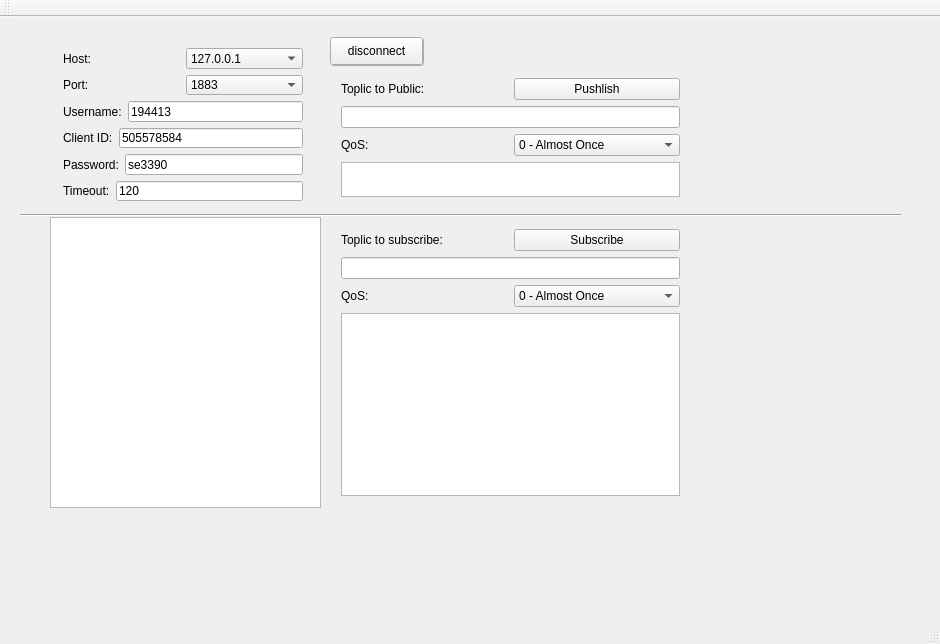
This is mainwindow.ui in sqbbingo/Qt-for-mqtt as Qt 5 draws it before an edit. The edited form follows.
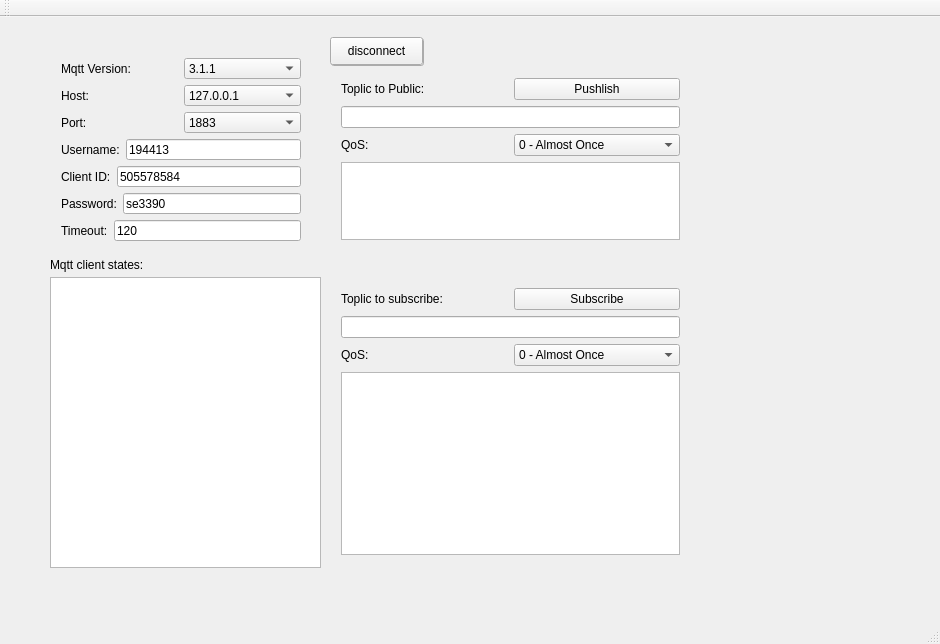
This is the edited form.

Commit message: 增加mqtt版本设置及host、port输入

```diff
--- a/mainwindow.ui
+++ b/mainwindow.ui
@@ -44,35 +44,195 @@
     <property name="geometry">
      <rect>
       <x>50</x>
-      <y>200</y>
+      <y>260</y>
       <width>271</width>
       <height>291</height>
      </rect>
     </property>
    </widget>
-   <widget class="Line" name="line">
+   <widget class="QWidget" name="layoutWidget">
     <property name="geometry">
      <rect>
-      <x>20</x>
-      <y>190</y>
-      <width>881</width>
+      <x>330</x>
+      <y>50</y>
+      <width>361</width>
+      <height>184</height>
+     </rect>
+    </property>
+    <layout class="QVBoxLayout" name="Public_verticalLayout">
+     <item>
+      <layout class="QHBoxLayout" name="horizontalLayout_8">
+       <item>
+        <widget class="QLabel" name="label_7">
+         <property name="text">
+          <string>Toplic to Public:</string>
+         </property>
+        </widget>
+       </item>
+       <item>
+        <widget class="QPushButton" name="Pushlish_pushButton">
+         <property name="focusPolicy">
+          <enum>Qt::StrongFocus</enum>
+         </property>
+         <property name="text">
+          <string>Pushlish</string>
+         </property>
+        </widget>
+       </item>
+      </layout>
+     </item>
+     <item>
+      <widget class="QLineEdit" name="Toplic_public_lineEdit"/>
+     </item>
+     <item>
+      <layout class="QHBoxLayout" name="horizontalLayout_7">
+       <item>
+        <widget class="QLabel" name="label_8">
+         <property name="text">
+          <string>QoS:</string>
+         </property>
+        </widget>
+       </item>
+       <item>
+        <widget class="QComboBox" name="Public_Qos">
+         <item>
+          <property name="text">
+           <string>0 - Almost Once</string>
+          </property>
+         </item>
+         <item>
+          <property name="text">
+           <string>1 - Atleast Once</string>
+          </property>
+         </item>
+         <item>
+          <property name="text">
+           <string>2 - Exactly Once</string>
+          </property>
+         </item>
+        </widget>
+       </item>
+      </layout>
+     </item>
+     <item>
+      <widget class="QTextEdit" name="Public_message_textEdit"/>
+     </item>
+    </layout>
+   </widget>
+   <widget class="QWidget" name="layoutWidget">
+    <property name="geometry">
+     <rect>
+      <x>330</x>
+      <y>260</y>
+      <width>361</width>
+      <height>289</height>
+     </rect>
+    </property>
+    <layout class="QVBoxLayout" name="Subscribe_verticalLayout">
+     <item>
+      <layout class="QHBoxLayout" name="horizontalLayout_9">
+       <item>
+        <widget class="QLabel" name="label_9">
+         <property name="text">
+          <string>Toplic to subscribe:</string>
+         </property>
+        </widget>
+       </item>
+       <item>
+        <widget class="QPushButton" name="Subscribe_pushButton">
+         <property name="text">
+          <string>Subscribe</string>
+         </property>
+        </widget>
+       </item>
+      </layout>
+     </item>
+     <item>
+      <widget class="QLineEdit" name="Subscribe_lineEdit"/>
+     </item>
+     <item>
+      <layout class="QHBoxLayout" name="horizontalLayout_10">
+       <item>
+        <widget class="QLabel" name="label_10">
+         <property name="text">
+          <string>QoS:</string>
+         </property>
+        </widget>
+       </item>
+       <item>
+        <widget class="QComboBox" name="Subscribe_Qos">
+         <item>
+          <property name="text">
+           <string>0 - Almost Once</string>
+          </property>
+         </item>
+         <item>
+          <property name="text">
+           <string>1 - Atleast Once</string>
+          </property>
+         </item>
+         <item>
+          <property name="text">
+           <string>2 - Exactly Once</string>
+          </property>
+         </item>
+        </widget>
+       </item>
+      </layout>
+     </item>
+     <item>
+      <widget class="QTextBrowser" name="SubscribeMessage_Rece"/>
+     </item>
+    </layout>
+   </widget>
+   <widget class="QLabel" name="label_12">
+    <property name="geometry">
+     <rect>
+      <x>50</x>
+      <y>240</y>
+      <width>161</width>
       <height>16</height>
      </rect>
     </property>
-    <property name="orientation">
-     <enum>Qt::Horizontal</enum>
+    <property name="text">
+     <string>Mqtt client states:</string>
     </property>
    </widget>
    <widget class="QWidget" name="">
     <property name="geometry">
      <rect>
-      <x>52</x>
-      <y>20</y>
+      <x>50</x>
+      <y>30</y>
       <width>262</width>
-      <height>175</height>
+      <height>205</height>
      </rect>
     </property>
-    <layout class="QVBoxLayout" name="mqtt_message_verticalLayout">
+    <layout class="QVBoxLayout" name="verticalLayout">
+     <item>
+      <layout class="QHBoxLayout" name="horizontalLayout_11">
+       <item>
+        <widget class="QLabel" name="label_11">
+         <property name="text">
+          <string>Mqtt Version:</string>
+         </property>
+        </widget>
+       </item>
+       <item>
+        <widget class="QComboBox" name="mqtt_version_comboBox">
+         <item>
+          <property name="text">
+           <string>3.1.1</string>
+          </property>
+         </item>
+         <item>
+          <property name="text">
+           <string>3.1.0</string>
+          </property>
+         </item>
+        </widget>
+       </item>
+      </layout>
+     </item>
      <item>
       <layout class="QHBoxLayout" name="horizontalLayout">
        <item>
@@ -202,141 +362,9 @@
      </item>
     </layout>
    </widget>
-   <widget class="QWidget" name="">
-    <property name="geometry">
-     <rect>
-      <x>330</x>
-      <y>50</y>
-      <width>361</width>
-      <height>141</height>
-     </rect>
-    </property>
-    <layout class="QVBoxLayout" name="Public_verticalLayout">
-     <item>
-      <layout class="QHBoxLayout" name="horizontalLayout_8">
-       <item>
-        <widget class="QLabel" name="label_7">
-         <property name="text">
-          <string>Toplic to Public:</string>
-         </property>
-        </widget>
-       </item>
-       <item>
-        <widget class="QPushButton" name="Pushlish_pushButton">
-         <property name="focusPolicy">
-          <enum>Qt::StrongFocus</enum>
-         </property>
-         <property name="text">
-          <string>Pushlish</string>
-         </property>
-        </widget>
-       </item>
-      </layout>
-     </item>
-     <item>
-      <widget class="QLineEdit" name="Toplic_public_lineEdit"/>
-     </item>
-     <item>
-      <layout class="QHBoxLayout" name="horizontalLayout_7">
-       <item>
-        <widget class="QLabel" name="label_8">
-         <property name="text">
-          <string>QoS:</string>
-         </property>
-        </widget>
-       </item>
-       <item>
-        <widget class="QComboBox" name="Public_Qos">
-         <item>
-          <property name="text">
-           <string>0 - Almost Once</string>
-          </property>
-         </item>
-         <item>
-          <property name="text">
-           <string>1 - Atleast Once</string>
-          </property>
-         </item>
-         <item>
-          <property name="text">
-           <string>2 - Exactly Once</string>
-          </property>
-         </item>
-        </widget>
-       </item>
-      </layout>
-     </item>
-     <item>
-      <widget class="QTextEdit" name="Public_message_textEdit"/>
-     </item>
-    </layout>
-   </widget>
-   <widget class="QWidget" name="">
-    <property name="geometry">
-     <rect>
-      <x>330</x>
-      <y>201</y>
-      <width>361</width>
-      <height>289</height>
-     </rect>
-    </property>
-    <layout class="QVBoxLayout" name="Subscribe_verticalLayout">
-     <item>
-      <layout class="QHBoxLayout" name="horizontalLayout_9">
-       <item>
-        <widget class="QLabel" name="label_9">
-         <property name="text">
-          <string>Toplic to subscribe:</string>
-         </property>
-        </widget>
-       </item>
-       <item>
-        <widget class="QPushButton" name="Subscribe_pushButton">
-         <property name="text">
-          <string>Subscribe</string>
-         </property>
-        </widget>
-       </item>
-      </layout>
-     </item>
-     <item>
-      <widget class="QLineEdit" name="Subscribe_lineEdit"/>
-     </item>
-     <item>
-      <layout class="QHBoxLayout" name="horizontalLayout_10">
-       <item>
-        <widget class="QLabel" name="label_10">
-         <property name="text">
-          <string>QoS:</string>
-         </property>
-        </widget>
-       </item>
-       <item>
-        <widget class="QComboBox" name="Subscribe_Qos">
-         <item>
-          <property name="text">
-           <string>0 - Almost Once</string>
-          </property>
-         </item>
-         <item>
-          <property name="text">
-           <string>1 - Atleast Once</string>
-          </property>
-         </item>
-         <item>
-          <property name="text">
-           <string>2 - Exactly Once</string>
-          </property>
-         </item>
-        </widget>
-       </item>
-      </layout>
-     </item>
-     <item>
-      <widget class="QTextBrowser" name="SubscribeMessage_Rece"/>
-     </item>
-    </layout>
-   </widget>
+   <zorder>layoutWidget</zorder>
+   <zorder>layoutWidget</zorder>
+   <zorder>layoutWidget</zorder>
    <zorder>connect_pushButton</zorder>
    <zorder>disconnect_pushButton</zorder>
    <zorder>Pushlish_pushButton</zorder>
```
Left out of the diff: 29 changed lines with no effect on the pictures. The commit also changes 3 other files.
